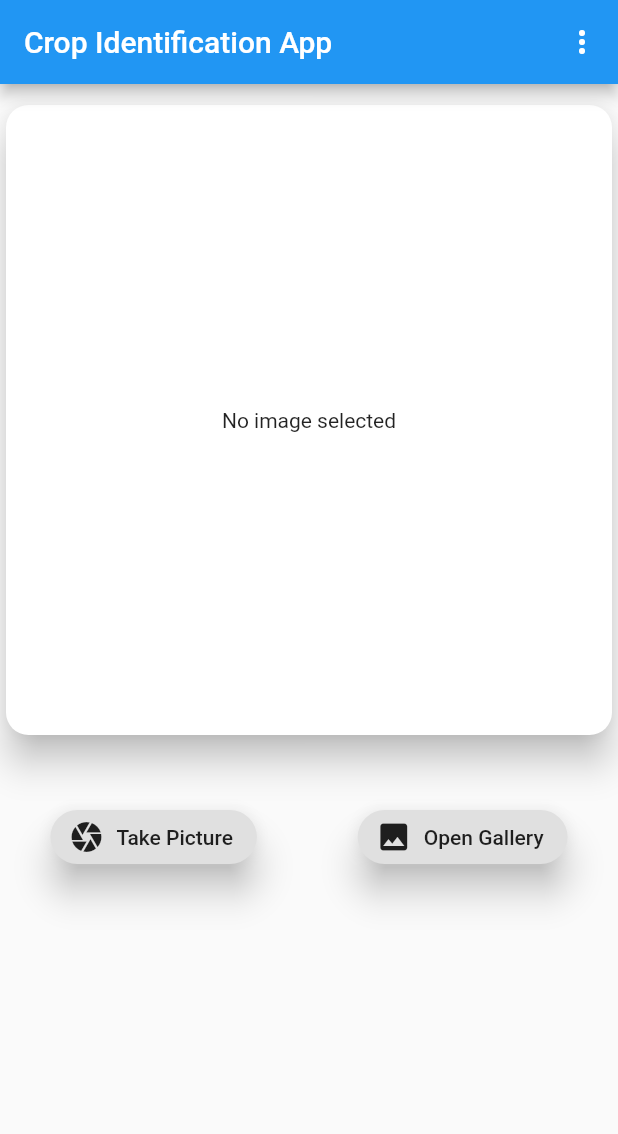
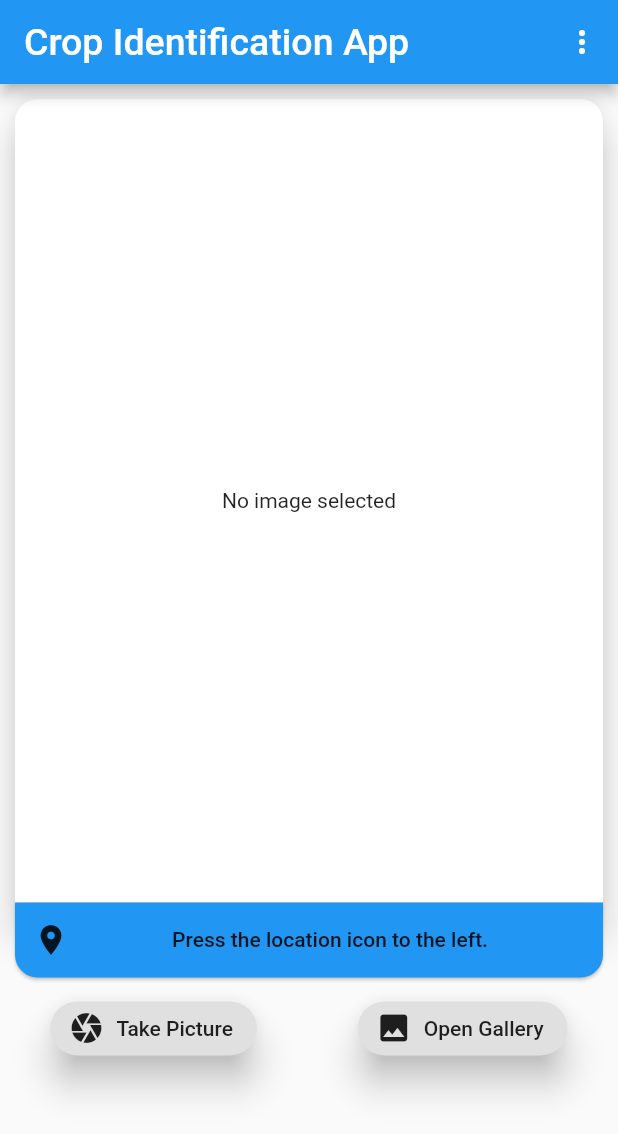
Before and after one commit to Mayur1009/CropIdentification, a Flutter app: the screen it shows after launch, after a tap on "Take Picture", on a phone screen of 412 x 824 dp. Shown: the top 1134 px of the screen. Run offline on Flutter 3.47's test engine with Material 2 defaults, Android fonts, the phone set to English and light mode, and no system bars; our stand-ins replace image_picker, location; missing offline and left inert: geocoder.

Commit message:
Protrai mode done. Image overflow in landscape mode.

```diff
--- a/lib/main.dart
+++ b/lib/main.dart
@@ -13,17 +13,8 @@ class MyApp extends StatelessWidget {
     return ChangeNotifierProvider(
       create: (ctx) => ImageObject(),
       child: MaterialApp(
-        title: 'Flutter Demo',
+        title: 'Crop Identification',
         theme: ThemeData(
-          // This is the theme of your application.
-          //
-          // Try running your application with "flutter run". You'll see the
-          // application has a blue toolbar. Then, without quitting the app, try
-          // changing the primarySwatch below to Colors.green and then invoke
-          // "hot reload" (press "r" in the console where you ran "flutter run",
-          // or simply save your changes to "hot reload" in a Flutter IDE).
-          // Notice that the counter didn't reset back to zero; the application
-          // is not restarted.
           primarySwatch: Colors.blue,
         ),
         home: MyHomePage(),
--- a/lib/providers/image_object.dart
+++ b/lib/providers/image_object.dart
@@ -1,6 +1,8 @@
 import 'dart:io';
 import 'package:flutter/foundation.dart';
 import 'package:geocoder/geocoder.dart';
+import 'package:location/location.dart';
+import 'package:image_picker/image_picker.dart';
 
 class ImageObject with ChangeNotifier {
   File _image;
@@ -20,16 +22,48 @@ class ImageObject with ChangeNotifier {
   double get longitude {
     return _longitude != null ? _longitude : null;
   }
+
   String get address {
     return _address != null ? _address : null;
   }
 
+  Future<void> setLocation() async {
+    Location location = new Location();
+    bool _serviceEnabled;
+    PermissionStatus _permissionGranted;
 
-  void setObject(File image, double lat, double long, String add) {
-    _image = image;
-    _latitude = lat;
-    _longitude = long;
-    _address = add;
+    _serviceEnabled = await location.serviceEnabled();
+    if (!_serviceEnabled) {
+      _serviceEnabled = await location.requestService();
+      if (!_serviceEnabled) {
+        return;
+      }
+    }
+    _permissionGranted = await location.hasPermission();
+    if (_permissionGranted == PermissionStatus.DENIED) {
+      _permissionGranted = await location.requestPermission();
+      if (_permissionGranted != PermissionStatus.GRANTED) {
+        return;
+      }
+    }
+    LocationData _locationData = await location.getLocation();
+    final coord =
+        new Coordinates(_locationData.latitude, _locationData.longitude);
+    final address = await Geocoder.local.findAddressesFromCoordinates(coord);
+    var _first = address.first;
+
+    _latitude = _locationData.latitude;
+    _longitude = _locationData.longitude;
+    _address = _first.addressLine;
+    notifyListeners();
+  }
+
+  Future<void> setImage(String src) async {
+    final _imageFile = await ImagePicker.pickImage(
+      source: src == 'camera' ? ImageSource.camera : ImageSource.gallery,
+      imageQuality: 50,
+    );
+    _image = _imageFile;
     _timeStamp = DateTime.now();
     notifyListeners();
   }
--- a/lib/screens/home_page.dart
+++ b/lib/screens/home_page.dart
@@ -1,116 +1,40 @@
-import 'dart:io';
+import 'package:flutter/material.dart';
+import 'package:provider/provider.dart';
 
-import 'package:flutter/material.dart';
-import 'package:image_picker/image_picker.dart';
-import 'package:provider/provider.dart';
-import 'package:location/location.dart';
-import 'package:geocoder/geocoder.dart';
-
-import '../widgets/image_widget.dart';
 import '../providers/image_object.dart';
+import '../widgets/scaffold_body_potrait.dart';
+import '../widgets/scaffold_body_landscape.dart';
 
 class MyHomePage extends StatelessWidget {
-  Future<void> _getImageAndLocation(src, Function setObject) async {
-    Location location = new Location();
-    bool _serviceEnabled;
-    PermissionStatus _permissionGranted;
-
-    _serviceEnabled = await location.serviceEnabled();
-    if (!_serviceEnabled) {
-      _serviceEnabled = await location.requestService();
-      if (!_serviceEnabled) {
-        return;
-      }
-    }
-    _permissionGranted = await location.hasPermission();
-    if (_permissionGranted == PermissionStatus.DENIED) {
-      _permissionGranted = await location.requestPermission();
-      if (_permissionGranted != PermissionStatus.GRANTED) {
-        return;
-      }
-    }
-    LocationData _locationData = await location.getLocation();
-    final _imageFile = await ImagePicker.pickImage(
-      source: src,
-    );
-
-    final coord =
-        new Coordinates(_locationData.latitude, _locationData.longitude);
-    final _address = await Geocoder.local.findAddressesFromCoordinates(coord);
-    var _first = _address.first;
-    print(
-        '\n\n\n' + '${_first.featureName} : ${_first.addressLine}' + '\n\n\n');
-
-    setObject(_imageFile, _locationData.latitude, _locationData.longitude,
-        _first.addressLine);
-  }
-
   @override
   Widget build(BuildContext context) {
+    final orientation = MediaQuery.of(context).orientation;
     final imageObject = Provider.of<ImageObject>(context, listen: false);
-    String address;
 
     return Scaffold(
       appBar: AppBar(
-        title: Text('Crop Identification App'),
+        title: Text(
+          'Crop Identification App',
+          style: TextStyle(
+            fontSize: 25,
+          ),
+        ),
         actions: <Widget>[
           PopupMenuButton(
             itemBuilder: (_) => [
-              PopupMenuItem(child: Text('Change theme'),
+              PopupMenuItem(
+                child: const Text('Change theme'),
                 value: 'theme',
               )
             ],
-            icon: Icon(Icons.more_vert),
-            onSelected: (selectedValue){
-
-            },
+            icon: const Icon(Icons.more_vert),
+            onSelected: (selectedValue) {},
           ),
         ],
       ),
-      body: SingleChildScrollView(
-        child: Column(
-          mainAxisAlignment: MainAxisAlignment.spaceAround,
-          crossAxisAlignment: CrossAxisAlignment.stretch,
-          children: <Widget>[
-            SizedBox(
-              height: 10,
-            ),
-            ImageWidget(address),
-            SizedBox(
-              height: 40,
-            ),
-            Row(
-              mainAxisAlignment: MainAxisAlignment.spaceAround,
-              children: <Widget>[
-                RaisedButton.icon(
-                  shape: RoundedRectangleBorder(
-                    borderRadius: BorderRadius.all(Radius.circular(30)),
-                  ),
-                  elevation: 10,
-                  onPressed: () {
-                    _getImageAndLocation(
-                        ImageSource.camera, imageObject.setObject);
-                  },
-                  icon: Icon(Icons.camera),
-                  label: Text('Take Picture'),
-                ),
-                RaisedButton.icon(
-                  shape: RoundedRectangleBorder(
-                    borderRadius: BorderRadius.all(Radius.circular(30)),
-                  ),
-                  elevation: 10,
-                  onPressed: () {
-                    _getImageAndLocation(
-                        ImageSource.gallery, imageObject.setObject);
-                  },
-                  icon: Icon(Icons.photo),
-                  label: Text('Open Gallery'),
-                ),
-              ],
-            ),
-          ],
-        ),
-      ),
+      body: orientation == Orientation.portrait
+          ? SingleChildScrollView(child : PotraitBody())
+          : LandscapeBody(),
     );
   }
 }
--- /dev/null
+++ b/lib/widgets/button.dart
@@ -0,0 +1,31 @@
+import 'package:flutter/material.dart';
+import 'package:provider/provider.dart';
+
+import '../providers/image_object.dart';
+
+class Button extends StatelessWidget {
+  final String label;
+  final IconData icon;
+  final String imgSrc;
+
+  Button({this.label, this.icon, this.imgSrc,});
+
+  @override
+  Widget build(BuildContext context) {
+    final imageObject = Provider.of<ImageObject>(context, listen: false);
+    return RaisedButton.icon(
+      shape: RoundedRectangleBorder(
+        borderRadius: BorderRadius.all(Radius.circular(30)),
+      ),
+      elevation: 10,
+      onPressed: () {
+        if (imageObject.latitude == null || imageObject.longitude == null) {
+          imageObject.setLocation();
+        }
+        imageObject.setImage(imgSrc);
+      },
+      icon: Icon(icon),
+      label: Text(label),
+    );
+  }
+}
--- a/lib/widgets/image_widget.dart
+++ b/lib/widgets/image_widget.dart
@@ -2,40 +2,57 @@ import 'package:flutter/material.dart';
 import 'package:provider/provider.dart';
 import 'package:geocoder/geocoder.dart';
 
+import '../widgets/location_widget.dart';
 import '../providers/image_object.dart';
 
 class ImageWidget extends StatelessWidget {
-  final String address;
-
-  ImageWidget(this.address);
-
   @override
   Widget build(BuildContext context) {
     final imageObject = Provider.of<ImageObject>(context);
+    final Size deviceSize = MediaQuery.of(context).size;
+    final Orientation orientation = MediaQuery.of(context).orientation;
 
     return Card(
+      margin: orientation == Orientation.portrait
+          ? EdgeInsets.only(
+              left: 10,
+              right: 10,
+              top: 10,
+            )
+          : EdgeInsets.all(10),
       elevation: 10,
       shape: RoundedRectangleBorder(
-        borderRadius: BorderRadius.circular(15),
+        borderRadius: orientation == Orientation.portrait
+            ? BorderRadius.only(
+                topLeft: Radius.circular(15),
+                topRight: Radius.circular(15),
+              )
+            : BorderRadius.all(
+                Radius.circular(15),
+              ),
       ),
       child: imageObject.image == null
           ? GestureDetector(
               onTap: () {
                 Scaffold.of(context).showSnackBar(
                   SnackBar(
-                    content: Text('Please Select image.'),
+                    content: Text('Please Select an Image.'),
                     duration: Duration(seconds: 3),
                     action: SnackBarAction(
                       label: 'Okay',
-                      onPressed: () => Scaffold.of(context).hideCurrentSnackBar(),
+                      onPressed: () =>
+                          Scaffold.of(context).hideCurrentSnackBar(),
                     ),
                   ),
                 );
               },
               child: Container(
-                height: 400,
-                width: 300,
-                margin: const EdgeInsets.all(10),
+                height: orientation == Orientation.portrait
+                    ? (deviceSize.height * 0.65)
+                    : (deviceSize.height - 65),
+                width: orientation == Orientation.portrait
+                    ? (deviceSize.width)
+                    : (deviceSize.width * 0.55),
                 child: Center(
                   child: Text('No image selected'),
                 ),
@@ -46,46 +63,25 @@ class ImageWidget extends StatelessWidget {
                 GestureDetector(
                   onLongPress: () {},
                   child: ClipRRect(
-                    borderRadius: BorderRadius.only(
+                    borderRadius: orientation == Orientation.portrait
+                        ? BorderRadius.only(
+                      topLeft: Radius.circular(15),
                       topRight: Radius.circular(15),
-                      topLeft: Radius.circular(15),
+                    )
+                        : BorderRadius.all(
+                      Radius.circular(15),
                     ),
                     child: Container(
-                      height: 400,
-                      width: double.infinity,
+                      height: orientation == Orientation.portrait
+                          ? (deviceSize.height * 0.65)
+                          : (deviceSize.height - 65),
+                      width: orientation == Orientation.portrait
+                          ? (deviceSize.width)
+                          : (deviceSize.width * 0.55),
                       child: Image.file(
                         imageObject.image,
                         fit: BoxFit.cover,
                       ),
-                    ),
-                  ),
-                ),
-                ClipRRect(
-                  borderRadius: BorderRadius.only(
-                    bottomRight: Radius.circular(15),
-                    bottomLeft: Radius.circular(15),
-                  ),
-                  child: Container(
-                    color: Colors.blue[300],
-                    padding: EdgeInsets.all(10),
-                    width: double.infinity,
-                    height: 50,
-                    child: Row(
-                      mainAxisAlignment: MainAxisAlignment.center,
-                      children: <Widget>[
-                        Icon(
-                          Icons.location_on,
-                        ),
-                        Flexible(
-                          child: FittedBox(
-                            child: Text(
-                              '${imageObject.address}',
-                              softWrap: true,
-                              textAlign: TextAlign.center,
-                            ),
-                          ),
-                        )
-                      ],
                     ),
                   ),
                 ),
--- /dev/null
+++ b/lib/widgets/location_widget.dart
@@ -0,0 +1,51 @@
+import 'package:flutter/material.dart';
+import 'package:provider/provider.dart';
+import '../providers/image_object.dart';
+
+class LocationWidget extends StatelessWidget {
+  @override
+  Widget build(BuildContext context) {
+    final imageObject = Provider.of<ImageObject>(context);
+    final Orientation orientation = MediaQuery.of(context).orientation;
+    final Size deviceSize = MediaQuery.of(context).size;
+
+    return Card(
+      margin: EdgeInsets.only(
+        bottom: 10,
+        right: 10,
+        left: 10,
+      ),
+      color: Colors.blue,
+      shape: RoundedRectangleBorder(
+        borderRadius: orientation == Orientation.portrait
+            ? BorderRadius.only(
+                bottomRight: Radius.circular(15),
+                bottomLeft: Radius.circular(15),
+              )
+            : BorderRadius.all(
+                Radius.circular(15),
+              ),
+      ),
+      child: Container(
+        height: 50,
+        child: FlatButton.icon(
+          onPressed: () {
+            print('Location Button pressed');
+            imageObject.setLocation();
+          },
+          icon: Icon(Icons.location_on),
+          label: Expanded(
+            child: Text(
+              imageObject.address != null
+                  ? '${imageObject.address}'
+                  : 'Press the location icon to the left.',
+              softWrap: true,
+              overflow: TextOverflow.fade,
+              textAlign: TextAlign.center,
+            ),
+          ),
+        ),
+      ),
+    );
+  }
+}
--- /dev/null
+++ b/lib/widgets/scaffold_body_potrait.dart
@@ -0,0 +1,33 @@
+import 'package:flutter/material.dart';
+import 'package:image_picker/image_picker.dart';
+import 'package:provider/provider.dart';
+
+
+import '../widgets/image_widget.dart';
+import '../widgets/location_widget.dart';
+import '../providers/image_object.dart';
+import '../widgets/button.dart';
+
+
+class PotraitBody extends StatelessWidget {
+  @override
+  Widget build(BuildContext context) {
+    final imageObject = Provider.of<ImageObject>(context, listen: false);
+
+    return Column(
+      mainAxisAlignment: MainAxisAlignment.spaceAround,
+      crossAxisAlignment: CrossAxisAlignment.stretch,
+      children: <Widget>[
+        ImageWidget(),
+        LocationWidget(),
+        Row(
+          mainAxisAlignment: MainAxisAlignment.spaceAround,
+          children: <Widget>[
+            Button(label: 'Take Picture', icon: Icons.camera, imgSrc: 'camera',),
+            Button(label: 'Open Gallery', icon: Icons.photo, imgSrc: 'gallery',),
+          ],
+        ),
+      ],
+    );
+  }
+}
```
Also changed, not shown: lib/widgets/image_widget_landscape.dart (added, +66 -0 lines), lib/widgets/scaffold_body_landscape.dart (added, +42 -0 lines).
